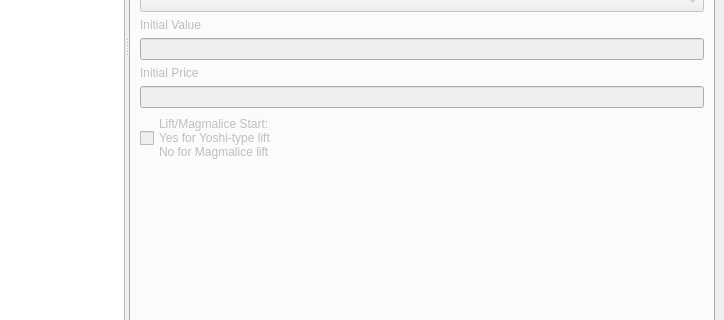
This is mainwindow.ui in FortuneStreetModding/fortune-avenue-qt as Qt 5 draws it before an edit; both pictures show x 556 to 1280 and y 313 to 633 of the 1280 by 720 pixel window. The edited form follows.
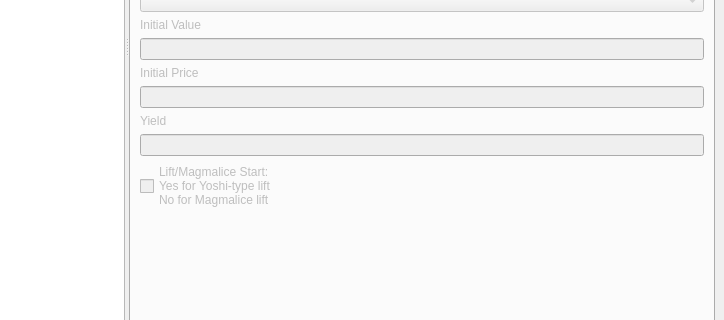
This is the edited form.

Commit message: display yield calculations

The edit to the form file:
```diff
--- a/mainwindow.ui
+++ b/mainwindow.ui
@@ -294,6 +294,20 @@
          <item>
           <widget class="QLineEdit" name="initialPrice"/>
          </item>
+         <item>
+          <widget class="QLabel" name="label_22">
+           <property name="text">
+            <string>Yield</string>
+           </property>
+          </widget>
+         </item>
+         <item>
+          <widget class="QLineEdit" name="yield">
+           <property name="enabled">
+            <bool>false</bool>
+           </property>
+          </widget>
+         </item>
          <item>
           <widget class="QCheckBox" name="isLift">
            <property name="text">
```
The commit also changes 4 other files.
